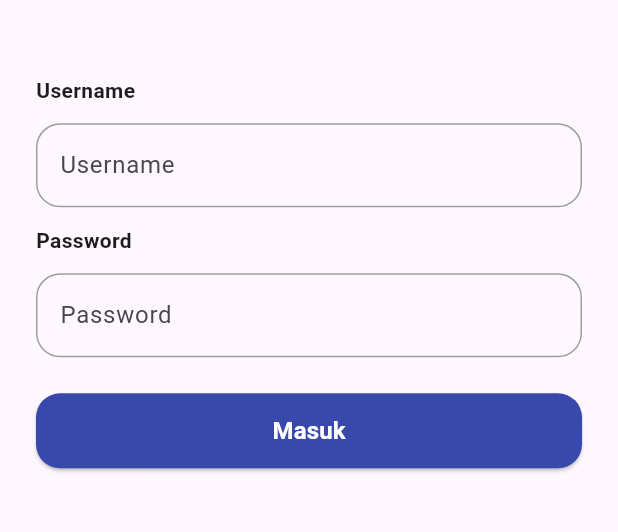
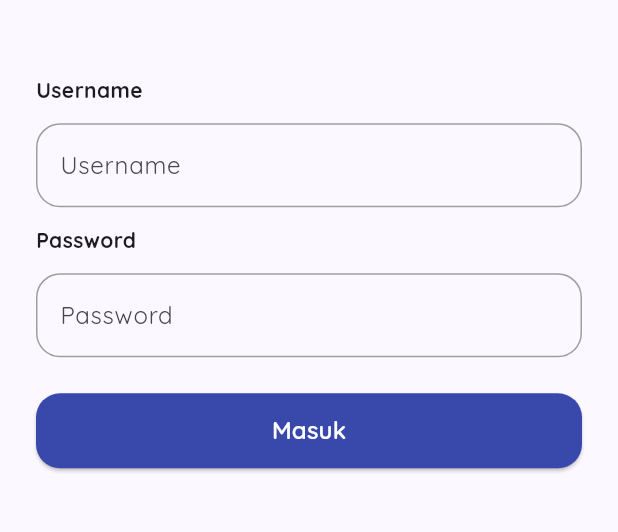
Before and after one commit to gstkrsnaprnta/aplikasi_sipos, a Flutter app: the screen it shows after launch, on a phone screen of 412 x 824 dp, the part 601-1133 px from its top. Run offline on Flutter 3.47's test engine with Material 3 defaults, Android fonts, the phone set to English and light mode, and no system bars; our stand-ins replace flutter_svg, google_fonts, image_picker, vector_graphics.

Commit message:
feat: update app theme

```diff
--- a/lib/main.dart
+++ b/lib/main.dart
@@ -1,5 +1,7 @@
+import 'package:aplikasi_sipos/core/constants/colors.dart';
 import 'package:aplikasi_sipos/presentation/auth/pages/login_page.dart';
 import 'package:flutter/material.dart';
+import 'package:google_fonts/google_fonts.dart';
 
 void main() {
   runApp(const MyApp());
@@ -13,8 +15,23 @@ class MyApp extends StatelessWidget {
     return MaterialApp(
       title: 'Flutter Demo',
       theme: ThemeData(
-        colorScheme: ColorScheme.fromSeed(seedColor: Colors.deepPurple),
+        colorScheme: ColorScheme.fromSeed(seedColor: AppColors.primary),
         useMaterial3: true,
+        textTheme: GoogleFonts.quicksandTextTheme(
+          Theme.of(context).textTheme,
+        ),
+        appBarTheme: AppBarTheme(
+          color: AppColors.white,
+          elevation: 0,
+          titleTextStyle: GoogleFonts.quicksand(
+            color: AppColors.primary,
+            fontSize: 16.0,
+            fontWeight: FontWeight.w500,
+          ),
+          iconTheme: const IconThemeData(
+            color: AppColors.primary,
+          ),
+        ),
       ),
       home: LoginPage(),
     );
```
